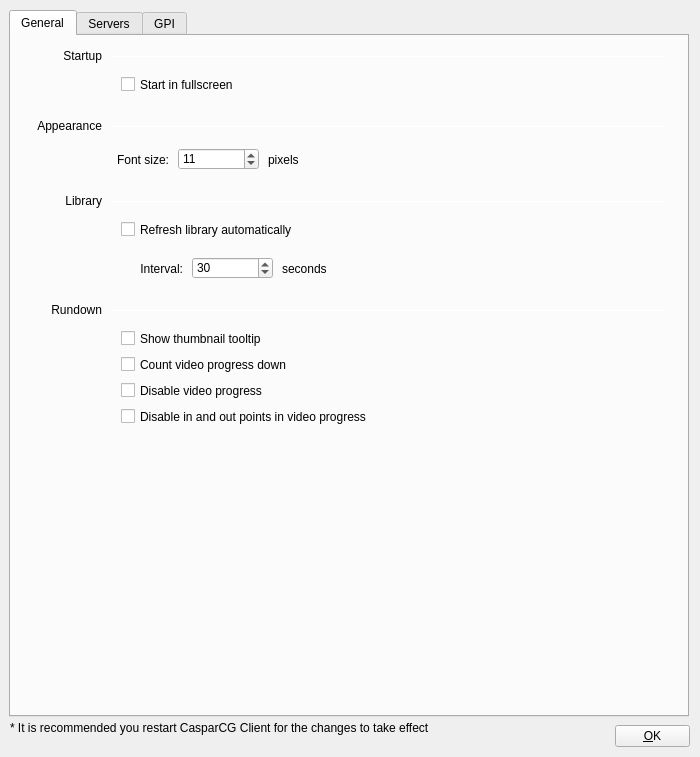
Qt form src/Widgets/SettingsDialog.ui (CasparCG/client) before a commit.
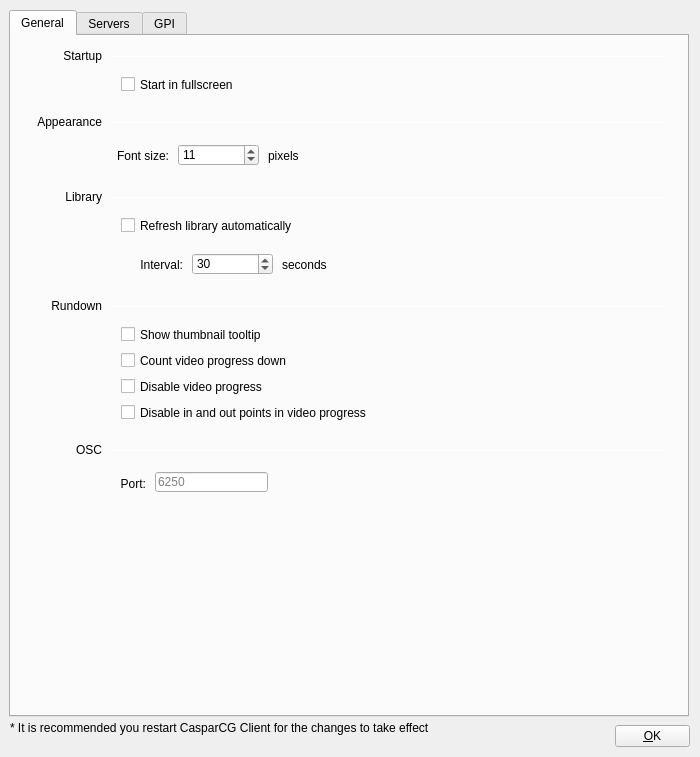
The same form after that commit.

Patch:
```diff
--- a/src/Widgets/SettingsDialog.ui
+++ b/src/Widgets/SettingsDialog.ui
@@ -48,7 +48,7 @@
      <property name="geometry">
       <rect>
        <x>10</x>
-       <y>157</y>
+       <y>153</y>
        <width>81</width>
        <height>16</height>
       </rect>
@@ -64,7 +64,7 @@
      <property name="geometry">
       <rect>
        <x>100</x>
-       <y>165</y>
+       <y>161</y>
        <width>555</width>
        <height>1</height>
       </rect>
@@ -77,7 +77,7 @@
      <property name="geometry">
       <rect>
        <x>111</x>
-       <y>223</y>
+       <y>219</y>
        <width>61</width>
        <height>20</height>
       </rect>
@@ -93,7 +93,7 @@
      <property name="geometry">
       <rect>
        <x>181</x>
-       <y>221</y>
+       <y>217</y>
        <width>81</width>
        <height>22</height>
       </rect>
@@ -109,7 +109,7 @@
      <property name="geometry">
       <rect>
        <x>271</x>
-       <y>225</y>
+       <y>221</y>
        <width>62</width>
        <height>16</height>
       </rect>
@@ -122,7 +122,7 @@
      <property name="geometry">
       <rect>
        <x>167</x>
-       <y>112</y>
+       <y>108</y>
        <width>81</width>
        <height>22</height>
       </rect>
@@ -135,7 +135,7 @@
      <property name="geometry">
       <rect>
        <x>10</x>
-       <y>82</y>
+       <y>78</y>
        <width>81</width>
        <height>16</height>
       </rect>
@@ -151,7 +151,7 @@
      <property name="geometry">
       <rect>
        <x>100</x>
-       <y>90</y>
+       <y>86</y>
        <width>555</width>
        <height>1</height>
       </rect>
@@ -164,7 +164,7 @@
      <property name="geometry">
       <rect>
        <x>87</x>
-       <y>116</y>
+       <y>112</y>
        <width>71</width>
        <height>16</height>
       </rect>
@@ -180,7 +180,7 @@
      <property name="geometry">
       <rect>
        <x>257</x>
-       <y>116</y>
+       <y>112</y>
        <width>62</width>
        <height>16</height>
       </rect>
@@ -238,7 +238,7 @@
      <property name="geometry">
       <rect>
        <x>110</x>
-       <y>185</y>
+       <y>181</y>
        <width>211</width>
        <height>17</height>
       </rect>
@@ -254,7 +254,7 @@
      <property name="geometry">
       <rect>
        <x>10</x>
-       <y>266</y>
+       <y>262</y>
        <width>81</width>
        <height>16</height>
       </rect>
@@ -270,7 +270,7 @@
      <property name="geometry">
       <rect>
        <x>100</x>
-       <y>274</y>
+       <y>270</y>
        <width>555</width>
        <height>1</height>
       </rect>
@@ -283,7 +283,7 @@
      <property name="geometry">
       <rect>
        <x>110</x>
-       <y>294</y>
+       <y>290</y>
        <width>171</width>
        <height>17</height>
       </rect>
@@ -299,7 +299,7 @@
      <property name="geometry">
       <rect>
        <x>110</x>
-       <y>320</y>
+       <y>316</y>
        <width>201</width>
        <height>17</height>
       </rect>
@@ -315,7 +315,7 @@
      <property name="geometry">
       <rect>
        <x>110</x>
-       <y>346</y>
+       <y>342</y>
        <width>171</width>
        <height>17</height>
       </rect>
@@ -331,7 +331,7 @@
      <property name="geometry">
       <rect>
        <x>110</x>
-       <y>372</y>
+       <y>368</y>
        <width>291</width>
        <height>17</height>
       </rect>
@@ -343,6 +343,70 @@
       <string>Disable in and out points in video progress</string>
      </property>
     </widget>
+    <widget class="Line" name="lineOsc">
+     <property name="geometry">
+      <rect>
+       <x>100</x>
+       <y>414</y>
+       <width>555</width>
+       <height>1</height>
+      </rect>
+     </property>
+     <property name="orientation">
+      <enum>Qt::Horizontal</enum>
+     </property>
+    </widget>
+    <widget class="QLabel" name="labelOsc">
+     <property name="geometry">
+      <rect>
+       <x>10</x>
+       <y>406</y>
+       <width>81</width>
+       <height>16</height>
+      </rect>
+     </property>
+     <property name="text">
+      <string>OSC</string>
+     </property>
+     <property name="alignment">
+      <set>Qt::AlignRight|Qt::AlignTrailing|Qt::AlignVCenter</set>
+     </property>
+    </widget>
+    <widget class="QLabel" name="labelOscPort">
+     <property name="geometry">
+      <rect>
+       <x>84</x>
+       <y>438</y>
+       <width>51</width>
+       <height>20</height>
+      </rect>
+     </property>
+     <property name="text">
+      <string>Port:</string>
+     </property>
+     <property name="alignment">
+      <set>Qt::AlignRight|Qt::AlignTrailing|Qt::AlignVCenter</set>
+     </property>
+    </widget>
+    <widget class="QLineEdit" name="lineEditOscPort">
+     <property name="geometry">
+      <rect>
+       <x>144</x>
+       <y>436</y>
+       <width>113</width>
+       <height>20</height>
+      </rect>
+     </property>
+     <property name="focusPolicy">
+      <enum>Qt::ClickFocus</enum>
+     </property>
+     <property name="text">
+      <string/>
+     </property>
+     <property name="placeholderText">
+      <string>6250</string>
+     </property>
+    </widget>
    </widget>
    <widget class="QWidget" name="tabDevices">
     <attribute name="title">
```
Left out of the diff: 28 changed lines with no effect on the pictures.
